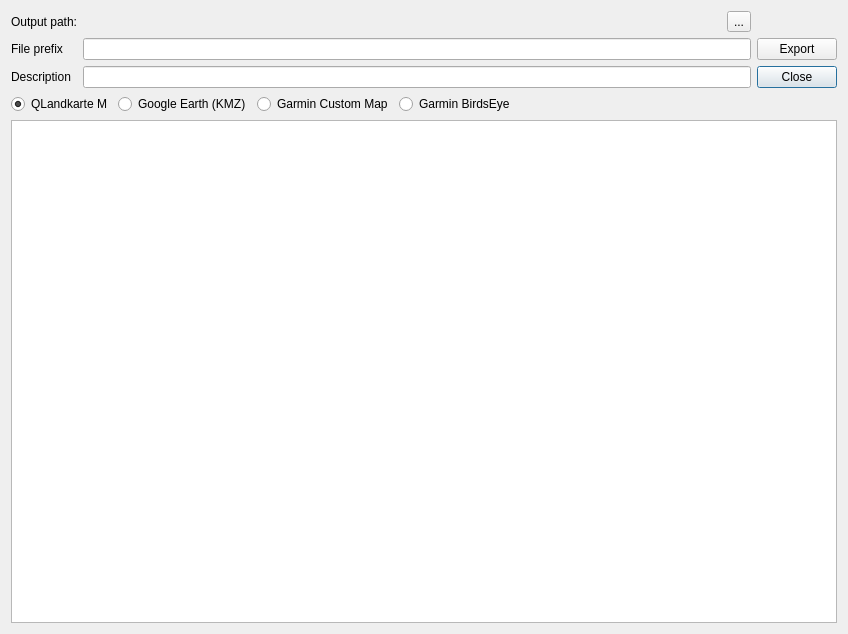
The window that src/IMapQMAPExport.ui (ntruchsess/QLandkarteGT) describes before a commit, drawn with Qt 5.
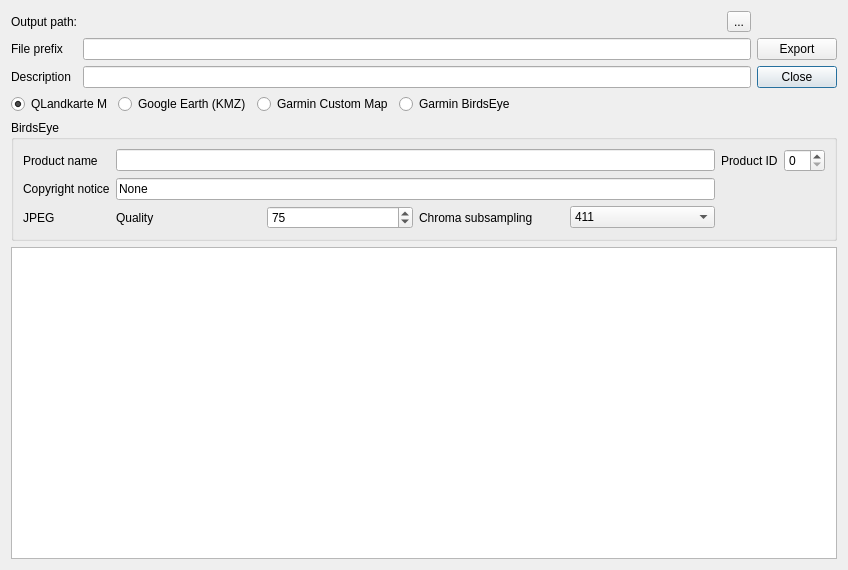
The same window after the commit.

```diff
--- a/src/IMapQMAPExport.ui
+++ b/src/IMapQMAPExport.ui
@@ -7,15 +7,15 @@
     <x>0</x>
     <y>0</y>
     <width>848</width>
-    <height>634</height>
+    <height>570</height>
    </rect>
   </property>
   <property name="windowTitle">
    <string>Export map ...</string>
   </property>
-  <layout class="QVBoxLayout" name="verticalLayout">
+  <layout class="QVBoxLayout" name="verticalLayout_2">
    <item>
-    <layout class="QGridLayout">
+    <layout class="QGridLayout" name="xxx">
      <item row="0" column="0">
       <widget class="QLabel" name="label_3">
        <property name="text">
@@ -125,6 +125,118 @@
      </item>
     </layout>
    </item>
+   <item>
+    <widget class="QGroupBox" name="groupBirdsEye">
+     <property name="title">
+      <string>BirdsEye</string>
+     </property>
+     <layout class="QVBoxLayout" name="verticalLayout">
+      <item>
+       <layout class="QGridLayout" name="gridLayout">
+        <item row="0" column="0">
+         <widget class="QLabel" name="label_5">
+          <property name="text">
+           <string>Product name</string>
+          </property>
+         </widget>
+        </item>
+        <item row="0" column="1">
+         <widget class="QLineEdit" name="lineProductName">
+          <property name="text">
+           <string/>
+          </property>
+         </widget>
+        </item>
+        <item row="1" column="0">
+         <widget class="QLabel" name="label_6">
+          <property name="text">
+           <string>Copyright notice</string>
+          </property>
+         </widget>
+        </item>
+        <item row="1" column="1">
+         <widget class="QLineEdit" name="lineCopyright">
+          <property name="text">
+           <string>None</string>
+          </property>
+         </widget>
+        </item>
+        <item row="0" column="2">
+         <layout class="QHBoxLayout" name="horizontalLayout_2">
+          <item>
+           <widget class="QLabel" name="label_4">
+            <property name="text">
+             <string>Product ID</string>
+            </property>
+           </widget>
+          </item>
+          <item>
+           <widget class="QSpinBox" name="spinProductId"/>
+          </item>
+         </layout>
+        </item>
+        <item row="2" column="1">
+         <layout class="QHBoxLayout" name="horizontalLayout_3">
+          <item>
+           <widget class="QLabel" name="label_7">
+            <property name="text">
+             <string>Quality</string>
+            </property>
+           </widget>
+          </item>
+          <item>
+           <widget class="QSpinBox" name="spinJpegQuality">
+            <property name="minimum">
+             <number>1</number>
+            </property>
+            <property name="maximum">
+             <number>100</number>
+            </property>
+            <property name="value">
+             <number>75</number>
+            </property>
+           </widget>
+          </item>
+          <item>
+           <widget class="QLabel" name="label_8">
+            <property name="text">
+             <string>Chroma subsampling</string>
+            </property>
+           </widget>
+          </item>
+          <item>
+           <widget class="QComboBox" name="comboJpegSubsampling">
+            <item>
+             <property name="text">
+              <string>411</string>
+             </property>
+            </item>
+            <item>
+             <property name="text">
+              <string>422</string>
+             </property>
+            </item>
+            <item>
+             <property name="text">
+              <string>444</string>
+             </property>
+            </item>
+           </widget>
+          </item>
+         </layout>
+        </item>
+        <item row="2" column="0">
+         <widget class="QLabel" name="label_9">
+          <property name="text">
+           <string>JPEG</string>
+          </property>
+         </widget>
+        </item>
+       </layout>
+      </item>
+     </layout>
+    </widget>
+   </item>
    <item>
     <widget class="QTextBrowser" name="textBrowser">
      <property name="lineWrapMode">
```
